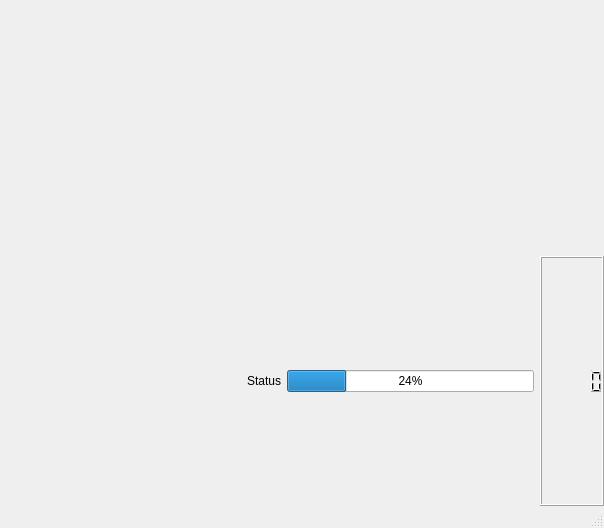
The window that src/gui/qt/ui/hyphymain.ui (veg/hyphy) describes before a commit, drawn with Qt 5.
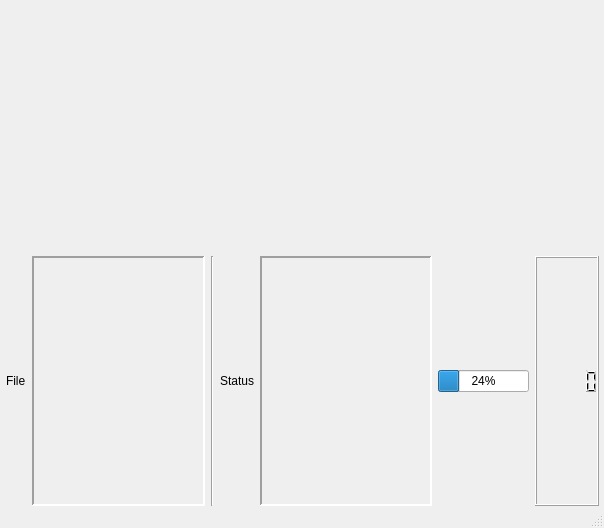
The same window after the commit. Custom widgets are drawn as their Qt base class.

Patch:
```diff
--- a/src/gui/qt/ui/hyphymain.ui
+++ b/src/gui/qt/ui/hyphymain.ui
@@ -37,20 +37,60 @@
     <item>
      <layout class="QHBoxLayout" name="horizontalLayout">
       <item>
-       <spacer name="horizontalSpacer">
+       <widget class="QFrame" name="frame">
+        <property name="frameShape">
+         <enum>QFrame::StyledPanel</enum>
+        </property>
+        <property name="frameShadow">
+         <enum>QFrame::Raised</enum>
+        </property>
+        <zorder>filenameLabel</zorder>
+       </widget>
+      </item>
+      <item>
+       <widget class="QLabel" name="filenameLabel">
+        <property name="text">
+         <string>File</string>
+        </property>
+        <property name="alignment">
+         <set>Qt::AlignLeading|Qt::AlignLeft|Qt::AlignVCenter</set>
+        </property>
+        <property name="margin">
+         <number>5</number>
+        </property>
+       </widget>
+      </item>
+      <item>
+       <widget class="QLabel" name="currentFilenameLabel">
+        <property name="sizePolicy">
+         <sizepolicy hsizetype="MinimumExpanding" vsizetype="Preferred">
+          <horstretch>80</horstretch>
+          <verstretch>0</verstretch>
+         </sizepolicy>
+        </property>
+        <property name="frameShape">
+         <enum>QFrame::Panel</enum>
+        </property>
+        <property name="frameShadow">
+         <enum>QFrame::Sunken</enum>
+        </property>
+        <property name="lineWidth">
+         <number>2</number>
+        </property>
+        <property name="text">
+         <string/>
+        </property>
+        <property name="alignment">
+         <set>Qt::AlignRight|Qt::AlignTrailing|Qt::AlignVCenter</set>
+        </property>
+       </widget>
+      </item>
+      <item>
+       <widget class="Line" name="statusVline">
         <property name="orientation">
-         <enum>Qt::Horizontal</enum>
+         <enum>Qt::Vertical</enum>
         </property>
-        <property name="sizeType">
-         <enum>QSizePolicy::Expanding</enum>
-        </property>
-        <property name="sizeHint" stdset="0">
-         <size>
-          <width>40</width>
-          <height>0</height>
-         </size>
-        </property>
-       </spacer>
+       </widget>
       </item>
       <item>
        <widget class="QLabel" name="statusLine">
@@ -71,6 +111,34 @@
         </property>
        </widget>
       </item>
+      <item>
+       <widget class="QLabel" name="currentStatusLabel">
+        <property name="sizePolicy">
+         <sizepolicy hsizetype="MinimumExpanding" vsizetype="Preferred">
+          <horstretch>80</horstretch>
+          <verstretch>0</verstretch>
+         </sizepolicy>
+        </property>
+        <property name="frameShape">
+         <enum>QFrame::Panel</enum>
+        </property>
+        <property name="frameShadow">
+         <enum>QFrame::Sunken</enum>
+        </property>
+        <property name="lineWidth">
+         <number>2</number>
+        </property>
+        <property name="midLineWidth">
+         <number>2</number>
+        </property>
+        <property name="text">
+         <string/>
+        </property>
+        <property name="alignment">
+         <set>Qt::AlignRight|Qt::AlignTrailing|Qt::AlignVCenter</set>
+        </property>
+       </widget>
+      </item>
       <item>
        <widget class="QProgressBar" name="progressBar">
         <property name="value">
@@ -79,7 +147,36 @@
        </widget>
       </item>
       <item>
-       <widget class="QLCDNumber" name="timerDisplay"/>
+       <widget class="QLCDNumber" name="timerDisplay">
+        <property name="smallDecimalPoint">
+         <bool>false</bool>
+        </property>
+        <property name="numDigits">
+         <number>5</number>
+        </property>
+        <property name="digitCount">
+         <number>5</number>
+        </property>
+        <property name="segmentStyle">
+         <enum>QLCDNumber::Filled</enum>
+        </property>
+       </widget>
+      </item>
+      <item>
+       <spacer name="horizontalSpacer">
+        <property name="orientation">
+         <enum>Qt::Horizontal</enum>
+        </property>
+        <property name="sizeType">
+         <enum>QSizePolicy::Fixed</enum>
+        </property>
+        <property name="sizeHint" stdset="0">
+         <size>
+          <width>5</width>
+          <height>0</height>
+         </size>
+        </property>
+       </spacer>
       </item>
      </layout>
     </item>
```
Left out of the diff: 2 changed lines with no effect on the pictures.
